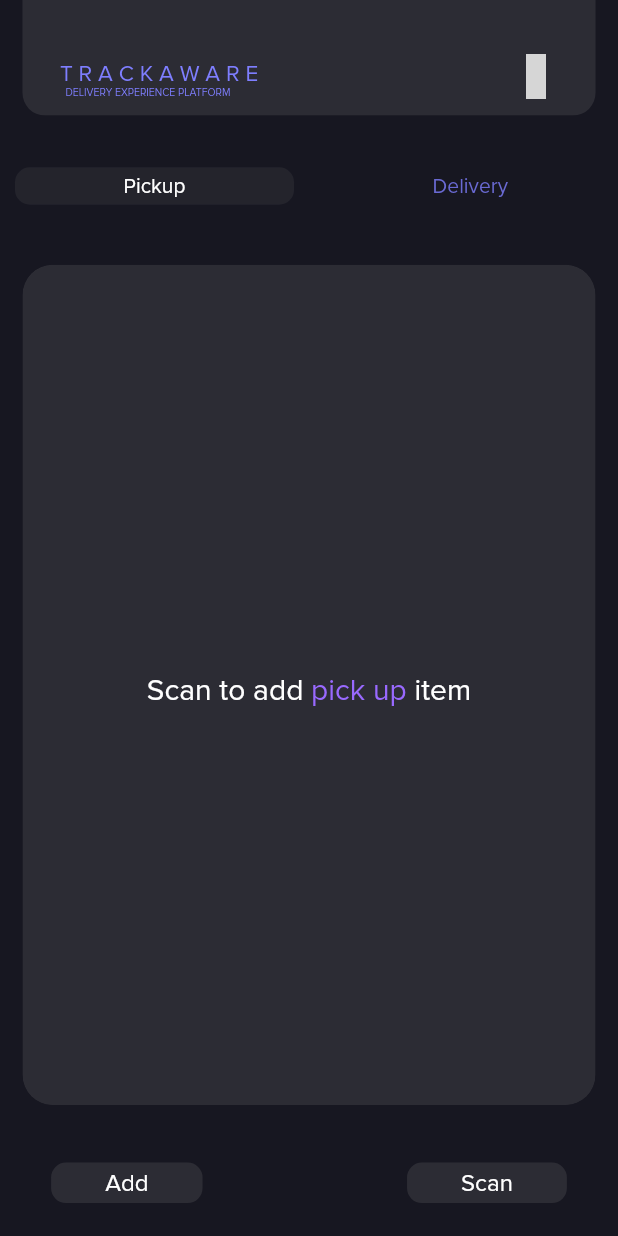
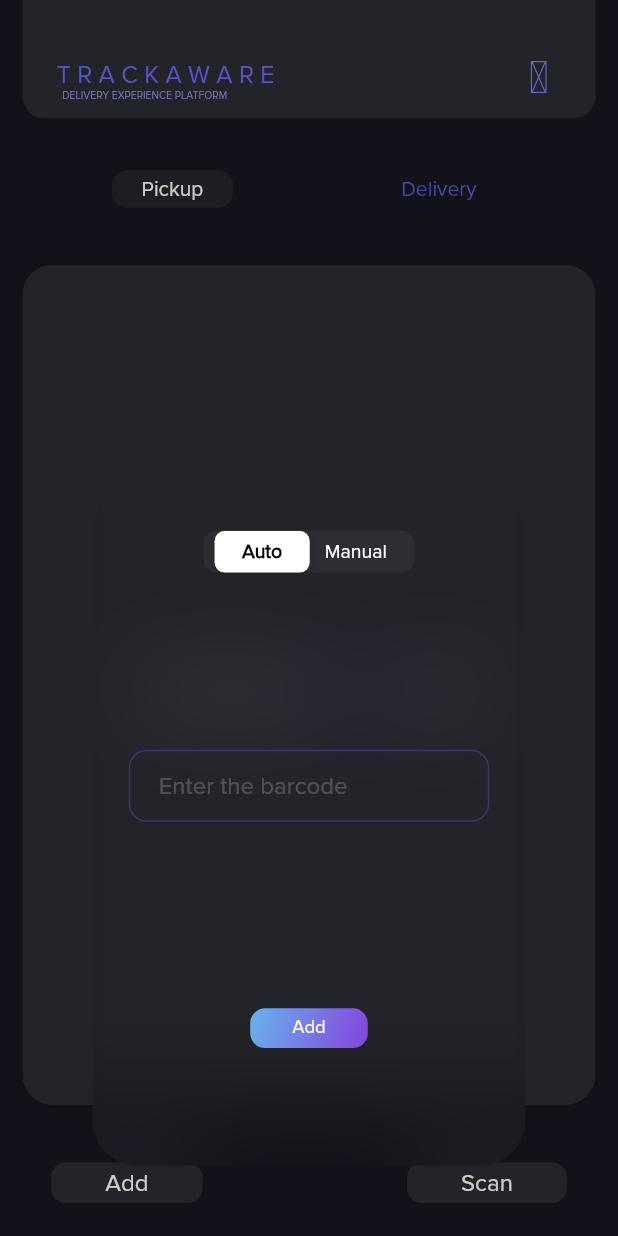
Before and after one commit to datttran/trackaware_lite, a Flutter app: the LandingPage screen opened by its route, after a tap on "Add", on a phone screen of 412 x 824 dp. Run offline on Flutter 3.47's test engine with Material 2 defaults, Android fonts, the phone set to English and light mode, and no system bars; our stand-ins replace bloc, device_info, equatable, flutter_bloc, flutter_icons, flutter_image_compress and 9 more; missing offline and left inert: animated_button, cupertino_back_gesture, flutter_barcode_scanner, flutter_keychain; accounts and stored records are empty; network calls fail; grey boxes are pictures that could not be loaded.

Commit message:
add manual input for scan

```diff
--- a/lib/main.dart
+++ b/lib/main.dart
@@ -189,6 +189,8 @@ class _MyAppState extends State<MyApp>  {
             child: MaterialApp(
                 debugShowCheckedModeBanner: false,
                 theme: ThemeData(
+                    highlightColor: Colors.transparent,
+                    splashColor: Colors.transparent,
 
 
                     unselectedWidgetColor: Colors.white70.withOpacity(.5),
--- a/lib/pages/landing/landingappbar.dart
+++ b/lib/pages/landing/landingappbar.dart
@@ -194,9 +194,9 @@ class LandingAppBarImageState extends State<LandingAppBarImage> {
                       children: [
                         SizedBox(height: 30,),
                         Text('T R A C K A W A R E',
-                            style: TextStyle(color: Color(0xff7e7eff), fontSize: 15)),
+                            style: TextStyle(color: Color(0xff6868fd), fontSize: verticalPixel*2)),
                         Text('  DELIVERY EXPERIENCE PLATFORM',
-                            style: TextStyle(color: Color(0xff7e7eff), fontSize: 7)),
+                            style: TextStyle(color: Color(0xff9393ee), fontSize: verticalPixel*.85)),
                       ],
                     ),
 
@@ -227,9 +227,9 @@ class LandingAppBarImageState extends State<LandingAppBarImage> {
           new TabBar(
 
             isScrollable: true,
-            unselectedLabelColor: Color(0xff7e7eff).withOpacity(0.8),
-            indicatorPadding: EdgeInsets.symmetric(horizontal: 5,vertical: 1),
-            labelPadding: EdgeInsets.symmetric(horizontal:SizeConfig.blockSizeVertical *10),
+            unselectedLabelColor: Color(0xff6868fd).withOpacity(0.8),
+            indicatorPadding: EdgeInsets.symmetric(horizontal: horizontalPixel*10,vertical: 1),
+            labelPadding: EdgeInsets.symmetric(horizontal:SizeConfig.blockSizeVertical *8),
             labelColor: Colors.white,
             indicatorSize: TabBarIndicatorSize.tab,
             indicator: new BubbleTabIndicator(
--- a/lib/pages/landing/tabwidgets/pickup_tab_widget.dart
+++ b/lib/pages/landing/tabwidgets/pickup_tab_widget.dart
@@ -1,5 +1,5 @@
 import 'dart:ui';
-
+import 'package:trackaware_lite/pages/pickup/add_popup.dart';
 import 'package:animated_button/animated_button.dart';
 import 'package:flutter/cupertino.dart';
 import 'package:flutter/material.dart';
@@ -113,6 +113,8 @@ class PickUpTab extends State<PickUpTabWidget> {
 
 
   }
+
+
 
   Widget getPickUpList() {
     return Expanded(
@@ -357,6 +359,8 @@ class PickUpTab extends State<PickUpTabWidget> {
                   ),
                 ),
                 onPressed: (){
+                  showCupertinoModalPopup(context: context, builder: (BuildContext context) =>
+                      Pop(0));
                   print(globals.pickupList.toString());
 
 
--- /dev/null
+++ b/lib/pages/pickup/add_popup.dart
@@ -0,0 +1,249 @@
+import 'dart:ui';
+import 'package:trackaware_lite/constants.dart';
+import 'package:flutter/cupertino.dart';
+import 'package:flutter/material.dart';
+import 'package:flutter/services.dart';
+
+class Pop extends StatefulWidget {
+  final int showID;
+  static String id = 'pop_up';
+
+  Pop(this.showID);
+  @override
+  _PopState createState() => _PopState();
+}
+
+class _PopState extends State<Pop> {
+  var left = Colors.black;
+  var right =  Colors.white;
+
+  int shareValue;
+  colorCheck(){
+    if(shareValue == 0){
+      userPages = setColor(Colors.black,Colors.white);
+    }
+    else{
+      userPages = setColor(Colors.white,Colors.black,);
+    }
+
+    return userPages;
+  }
+  Map userPages;
+  @override
+
+  void initState() {
+    // TODO: implement initState
+    super.initState();
+    shareValue = widget.showID;
+    userPages = colorCheck();
+
+
+    _pageController = PageController(initialPage: shareValue);
+    SystemChrome.setEnabledSystemUIOverlays([]);
+  }
+  void _onButtonPress(val) {
+    _pageController.animateToPage(val,
+        duration: Duration(milliseconds: 550), curve: Curves.decelerate);
+    setState(() {
+
+      if(val == 0){
+
+        userPages = setColor(Colors.black, Colors.white);
+
+
+      }
+      else{
+
+        userPages = setColor(Colors.white, Colors.black);
+
+
+      }
+
+
+    });
+  }
+
+
+  void onPageChange(val){
+
+  }
+
+
+  PageController _pageController;
+  @override
+  Widget build(BuildContext context) {
+    return  Column(
+      children: <Widget>[
+        SizedBox(
+          height: verticalPixel*39.3,
+        ),
+        Container(
+          height: verticalPixel*55,
+          child: Material(
+            color: Colors.transparent,
+            child: ClipRRect(
+              borderRadius: BorderRadius.circular(30),
+
+              child: BackdropFilter(
+                filter: ImageFilter.blur(sigmaX: 30, sigmaY: 30),
+                child: Container(
+                  width: horizontalPixel*70,
+                  child: Padding(
+                      padding: const EdgeInsets.only(top: 30),
+                      child: Column(
+                        children: <Widget>[
+                          CupertinoSlidingSegmentedControl(
+                            padding: EdgeInsets.symmetric(horizontal: verticalPixel),
+                            onValueChanged: (int val){
+                              shareValue = val;
+                              _onButtonPress(val);
+
+
+
+
+
+
+                            },
+                            children: userPages,
+                            groupValue: shareValue ,
+                          ),
+                          buildPageView(),
+
+                          //loginBoxes[shareValue],
+                        ],
+                      )
+                  ),
+                ),
+              ),
+            ),
+          ),
+        ),
+      ],
+    );
+
+
+
+  }
+
+buildPageView() {
+    return Container(
+      height: verticalPixel*40,
+
+      child: PageView(
+        onPageChanged: (int val){
+          shareValue = val;
+          _onButtonPress(val);
+
+        },
+
+        controller: _pageController,
+        children: [
+          ConstrainedBox(
+            constraints: BoxConstraints.expand(),
+            child: Padding(
+              padding: const EdgeInsets.symmetric(horizontal: 24),
+              child: Column(
+
+                mainAxisAlignment: MainAxisAlignment.spaceBetween,
+                crossAxisAlignment: CrossAxisAlignment.center,
+
+                children: <Widget>[
+
+                  SizedBox(
+                    height: 48.0,
+
+                  ),
+
+                  SizedBox(
+                    height: 8.0,
+                  ),
+                  TextField(
+                    style: TextStyle(
+                      color: Color(0xffc5c5cb)
+                    ),
+                    keyboardType: TextInputType.number,
+
+                    onChanged: (value) {
+                      //Do something with the user input.
+                    },
+                    decoration: InputDecoration(
+
+                      hintText: 'Enter the barcode',
+                      hintStyle: TextStyle(
+                        color: Colors.white70.withOpacity(.2)
+                      ),
+                      contentPadding:
+                      EdgeInsets.symmetric(vertical: 10.0, horizontal: 20.0),
+                      border: OutlineInputBorder(
+                        borderRadius: BorderRadius.all(Radius.circular(12.0)),
+                      ),
+                      enabledBorder: OutlineInputBorder(
+                        borderSide:
+                        BorderSide(color: Color(0xff3f3272), width: 1.0),
+                        borderRadius: BorderRadius.all(Radius.circular(12.0)),
+                      ),
+                      focusedBorder: OutlineInputBorder(
+                        borderSide:
+                        BorderSide(color: Color(0xff3e27a4), width: 2.0),
+                        borderRadius: BorderRadius.all(Radius.circular(12.0)),
+                      ),
+                    ),
+                  ),
+                  SizedBox(
+                    height: verticalPixel*6,
+                  ),
+                  Padding(
+                    padding: EdgeInsets.symmetric(vertical: 2),
+                    child: MaterialButton(
+                        elevation: 0,
+                        //color: Color(0xff7663E9),
+                        padding: EdgeInsets.all(0),
+                        shape: RoundedRectangleBorder(borderRadius: BorderRadius.circular(30)),
+                        onPressed: () {
+
+                        },
+
+                        child: Ink(
+                          decoration: const BoxDecoration(
+                            gradient: LinearGradient(
+                              colors: [Color(0xff68b3ec),
+                                Color(0xff8543de) ],
+                              begin: Alignment.topLeft,
+                              end: Alignment.bottomRight,
+
+                            ),
+                            borderRadius: BorderRadius.all(Radius.circular(10.0)),
+                          ),
+                          child: Padding(
+                            padding: EdgeInsets.symmetric(vertical: verticalPixel*.7, horizontal: verticalPixel*3.4),
+                            child: FittedBox(
+                              child: Text('Add',
+                                style: TextStyle(color: Colors.white, fontSize: verticalPixel*1.5  ,fontStyle: FontStyle.normal),),
+                            ),
+                          ),
+                        )
+                    ),
+                  ),
+                ],
+              ),
+            ),
+          ),
+          ConstrainedBox(
+            constraints: BoxConstraints.expand(),
+              child: null)
+        ],
+      ),
+    );
+  } // return PageView
+}
+
+
+setColor(left  , right){
+  return  {
+    0: Text('Auto', style: TextStyle(color: left),),
+    1: Text('Manual', style: TextStyle(color: right), )
+  };
+}
+
+var left = Colors.black;
+var right =  Colors.white;
--- a/lib/pages/settings/settings_page.dart
+++ b/lib/pages/settings/settings_page.dart
@@ -70,20 +70,20 @@ class _SettingsPageState extends State<SettingsPage> {
                               crossAxisAlignment: CrossAxisAlignment.center,
                               children: <Widget>[
                                 /*GestureDetector(
-                        child: _userProfileImage,
-                        onTap: () {
-                          Navigator.of(context).pushNamed('/Profile');
-                        },
-                      ),*/
+                      child: _userProfileImage,
+                      onTap: () {
+                        Navigator.of(context).pushNamed('/Profile');
+                      },
+                    ),*/
                                 Column(
                                   mainAxisAlignment: MainAxisAlignment.start,
                                   crossAxisAlignment: CrossAxisAlignment.start,
                                   children: [
                                     SizedBox(height: 30,),
                                     Text('T R A C K A W A R E',
-                                        style: TextStyle(color: Color(0xff7e7eff), fontSize: 15)),
+                                        style: TextStyle(color: Color(0xff6868fd), fontSize: verticalPixel*2)),
                                     Text('  DELIVERY EXPERIENCE PLATFORM',
-                                        style: TextStyle(color: Color(0xff7e7eff), fontSize: 7)),
+                                        style: TextStyle(color: Color(0xff9393ee), fontSize: verticalPixel*.85)),
                                   ],
                                 ),
 
@@ -92,7 +92,6 @@ class _SettingsPageState extends State<SettingsPage> {
                                   child: Column(
                                     children: [
                                       SizedBox(height: 25,),
-
 
                                     ],
                                   ),
```
